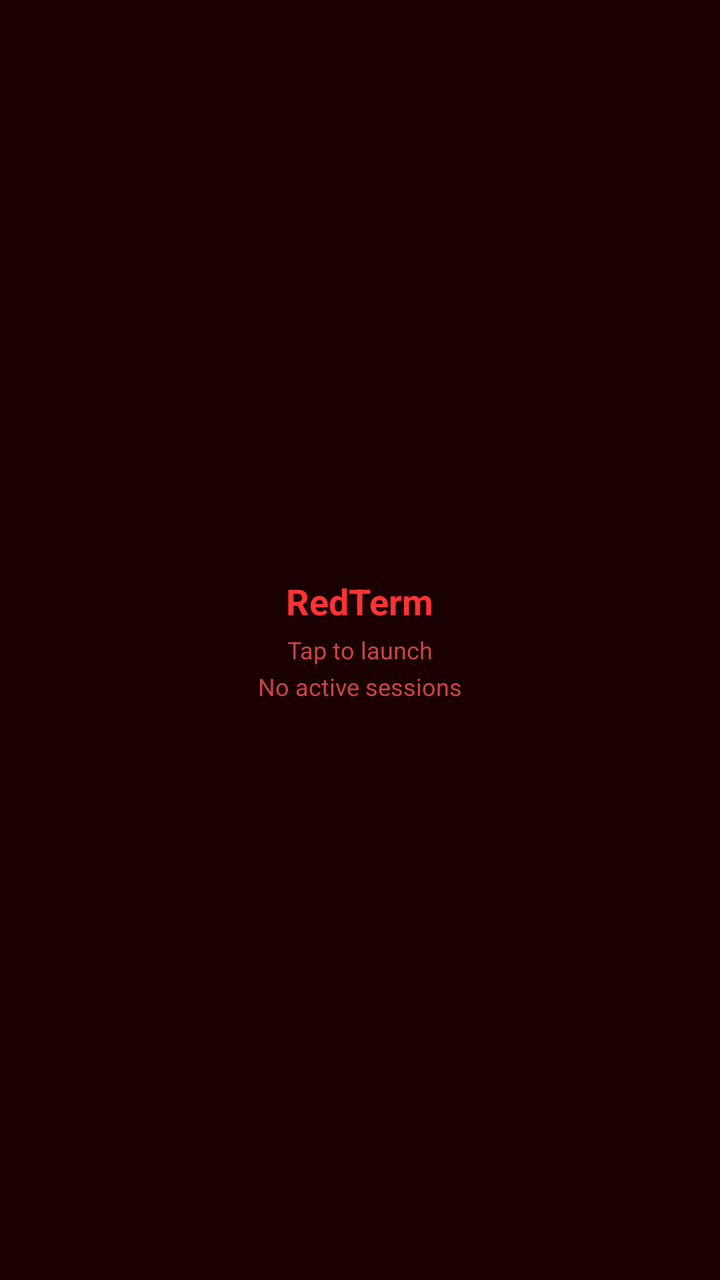
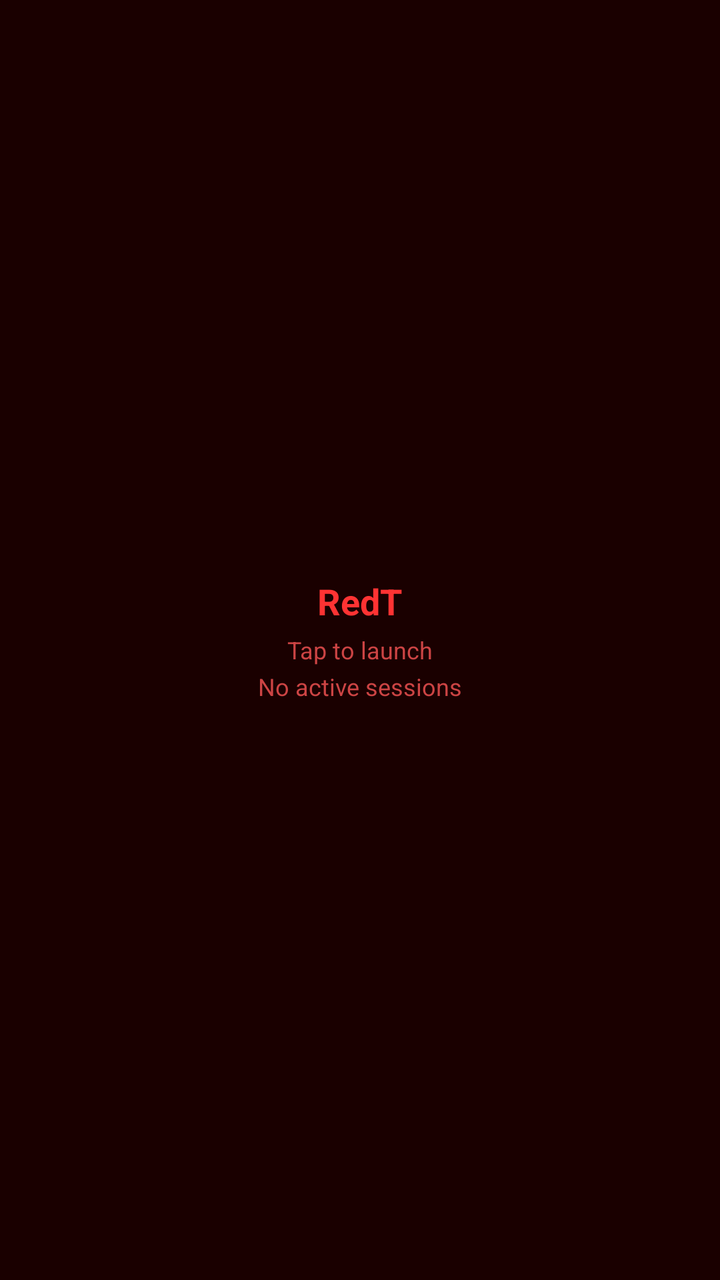

Two renders of the same Android screen: before a commit and after it. Below are the layout's source before the change and the commit's diff.
<!-- AndroidManifest.xml: application theme Theme.RedTermApp -->
<!-- res/layout/widget_layout.xml -->
<?xml version="1.0" encoding="utf-8"?>
<LinearLayout xmlns:android="http://schemas.android.com/apk/res/android"
    android:id="@+id/widget_root"
    android:layout_width="match_parent"
    android:layout_height="match_parent"
    android:gravity="center"
    android:orientation="vertical"
    android:background="#1A0000"
    android:padding="12dp">

    <TextView
        android:id="@+id/widget_distro_name"
        android:layout_width="wrap_content"
        android:layout_height="wrap_content"
        android:text="RedTerm"
        android:textColor="#FF3333"
        android:textSize="18sp"
        android:textStyle="bold" />

    <TextView
        android:id="@+id/widget_distro_status"
        android:layout_width="wrap_content"
        android:layout_height="wrap_content"
        android:text="Tap to launch"
        android:textColor="#CC4444"
        android:textSize="12sp"
        android:layout_marginTop="4dp" />

    <TextView
        android:id="@+id/widget_session_count"
        android:layout_width="wrap_content"
        android:layout_height="wrap_content"
        android:text="No active sessions"
        android:textColor="#CC4444"
        android:textSize="12sp"
        android:layout_marginTop="2dp" />

</LinearLayout>
<!-- resources referenced by this layout -->
<resources>
  <style name="Theme.RedTermApp" parent="Theme.Material3.DayNight.NoActionBar">
          <item name="colorPrimary">@color/primary</item>
          <item name="themeAccent">@color/primary</item>
          <item name="colorOnPrimary">@color/black</item>
          <item name="colorSurface">@color/surface</item>
          <item name="colorOnSurface">@color/on_surface</item>
          <item name="android:statusBarColor">@color/terminal_bg</item>
          <item name="android:navigationBarColor">@color/terminal_bg</item>
          <item name="terminalBg">@color/terminal_bg</item>
          <item name="terminalText">@color/terminal_text</item>
          <item name="extraKeysBg">@color/extra_keys_bg</item>
          <item name="mutedText">@color/muted_text</item>
          <item name="hintText">@color/hint_text</item>
          <item name="modifierHighlight">@color/modifier_highlight</item>
      </style>
  <color name="primary">#FF89B4FA</color>
  <color name="black">#FF000000</color>
  <color name="surface">#FF1E1E2E</color>
  <color name="on_surface">#FFCDD6F4</color>
  <color name="terminal_bg">#FF1E1E2E</color>
  <color name="terminal_text">#FFCDD6F4</color>
  <color name="extra_keys_bg">#FF181825</color>
  <color name="muted_text">#FF6C7086</color>
  <color name="hint_text">#66CDD6F4</color>
  <color name="modifier_highlight">#FF45475A</color>
</resources>

<!-- the commit's change to res/layout/widget_layout.xml (unified diff, before → after) -->
@@ -12,7 +12,7 @@
         android:id="@+id/widget_distro_name"
         android:layout_width="wrap_content"
         android:layout_height="wrap_content"
-        android:text="RedTerm"
+        android:text="RedT"
         android:textColor="#FF3333"
         android:textSize="18sp"
         android:textStyle="bold" />
<!-- resource entries referenced after the edit -->
@@ -1,6 +1,6 @@
 <!-- resources referenced by this layout -->
 <resources>
-  <style name="Theme.RedTermApp" parent="Theme.Material3.DayNight.NoActionBar">
+  <style name="Theme.RedTApp" parent="Theme.Material3.DayNight.NoActionBar">
           <item name="colorPrimary">@color/primary</item>
           <item name="themeAccent">@color/primary</item>
           <item name="colorOnPrimary">@color/black</item>
